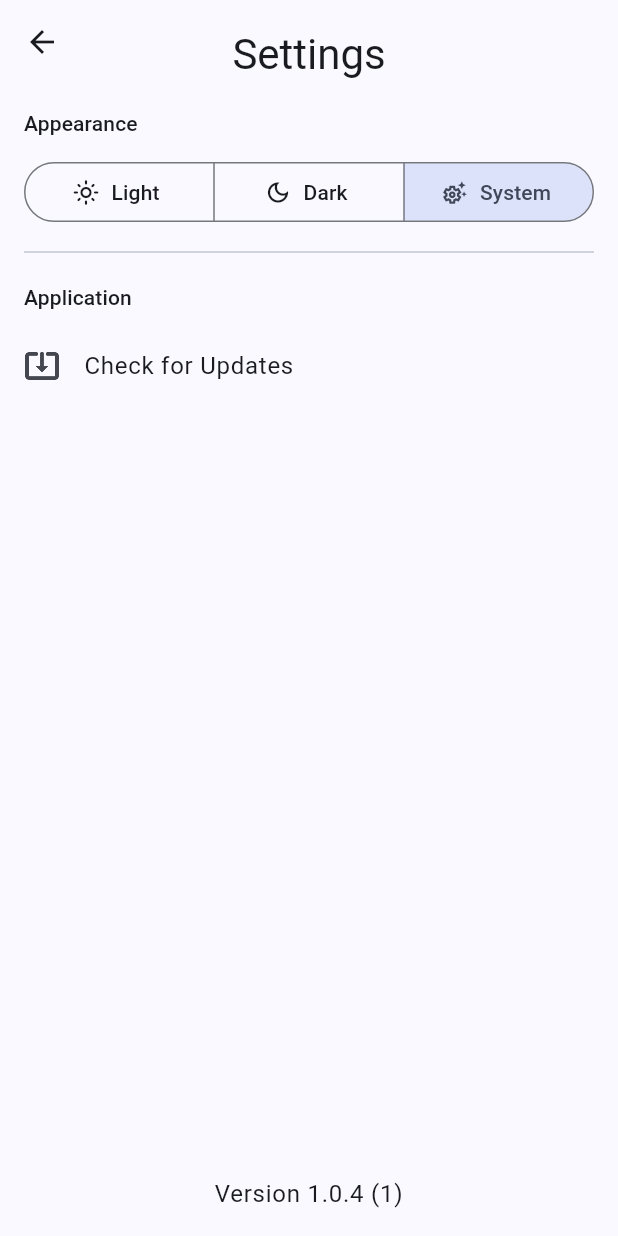
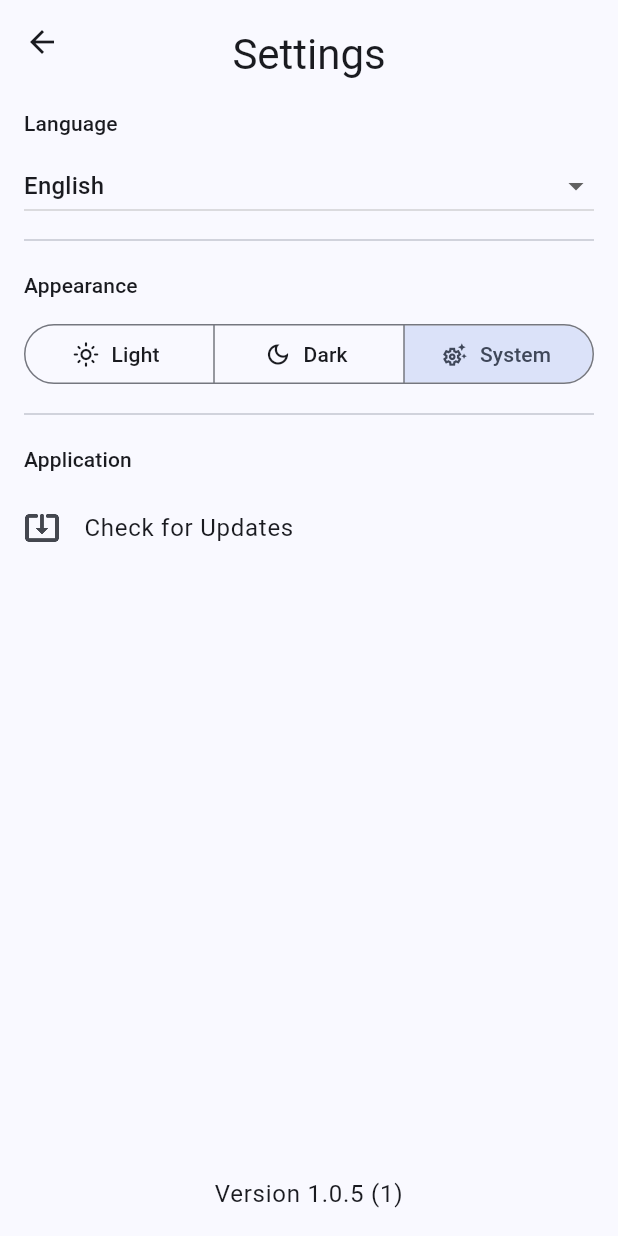
Before and after one commit to FlamingWater35/QuickScan, a Flutter app: the SettingsScreen screen opened directly, on a phone screen of 412 x 824 dp. Run offline on Flutter 3.47's test engine with Material 3 defaults, Android fonts, the phone set to English and light mode, and no system bars; our stand-ins replace device_info_plus, file_picker, flutter_riverpod, image_picker, open_filex, package_info_plus and 2 more; missing offline and left inert: mobile_scanner; accounts and stored records are empty.

Commit message:
Make language persist

```diff
--- a/lib/l10n/app_en.arb
+++ b/lib/l10n/app_en.arb
@@ -3,6 +3,22 @@
     "appTitle": "Simple Scanner",
     "@appTitle": {
         "description": "The title of the application"
+    },
+    "languageSectionTitle": "Language",
+    "@languageSectionTitle": {
+        "description": "For language setting"
+    },
+    "englishLanguage": "English",
+    "@englishLanguage": {
+        "description": "The English language"
+    },
+    "spanishLanguage": "Spanish",
+    "@spanishLanguage": {
+        "description": "The Spanish language"
+    },
+    "chineseLanguage": "Chinese",
+    "@chineseLanguage": {
+        "description": "The Chinese language"
     },
     "scannerTabLabel": "Camera",
     "@scannerTabLabel": {
--- a/lib/l10n/app_localizations.dart
+++ b/lib/l10n/app_localizations.dart
@@ -100,6 +100,30 @@ abstract class AppLocalizations {
   /// In en, this message translates to:
   /// **'Simple Scanner'**
   String get appTitle;
+
+  /// For language setting
+  ///
+  /// In en, this message translates to:
+  /// **'Language'**
+  String get languageSectionTitle;
+
+  /// The English language
+  ///
+  /// In en, this message translates to:
+  /// **'English'**
+  String get englishLanguage;
+
+  /// The Spanish language
+  ///
+  /// In en, this message translates to:
+  /// **'Spanish'**
+  String get spanishLanguage;
+
+  /// The Chinese language
+  ///
+  /// In en, this message translates to:
+  /// **'Chinese'**
+  String get chineseLanguage;
 
   /// Label for the camera tab in the app's navigation
   ///
--- a/lib/l10n/app_localizations_en.dart
+++ b/lib/l10n/app_localizations_en.dart
@@ -10,6 +10,18 @@ class AppLocalizationsEn extends AppLocalizations {
 
   @override
   String get appTitle => 'Simple Scanner';
+
+  @override
+  String get languageSectionTitle => 'Language';
+
+  @override
+  String get englishLanguage => 'English';
+
+  @override
+  String get spanishLanguage => 'Spanish';
+
+  @override
+  String get chineseLanguage => 'Chinese';
 
   @override
   String get scannerTabLabel => 'Camera';
--- a/lib/l10n/app_zh.arb
+++ b/lib/l10n/app_zh.arb
@@ -1,6 +1,10 @@
 {
     "@@locale": "zh",
     "appTitle": "简易扫描器",
+    "languageSectionTitle": "语言",
+    "englishLanguage": "英语",
+    "spanishLanguage": "西班牙语",
+    "chineseLanguage": "中文",
     "scannerTabLabel": "相机",
     "fileTabLabel": "文件",
     "settingsTabLabel": "设置",
--- a/lib/screens/settings_screen.dart
+++ b/lib/screens/settings_screen.dart
@@ -69,12 +69,27 @@ class _SettingsScreenState extends ConsumerState<SettingsScreen> {
     );
   }
 
+  String _getLanguageName(Locale locale, AppLocalizations l10n) {
+    switch (locale.languageCode) {
+      case 'en':
+        return l10n.englishLanguage;
+      case 'es':
+        return l10n.spanishLanguage;
+      case 'zh':
+        return l10n.chineseLanguage;
+      default:
+        return locale.languageCode.toUpperCase();
+    }
+  }
+
   @override
   Widget build(BuildContext context) {
     _log.finer("Building SettingsScreen widget");
     final l10n = AppLocalizations.of(context);
     final theme = Theme.of(context);
     final currentMode = ref.watch(themeProvider);
+    final currentLocale = ref.watch(localeProvider);
+    final supportedLocales = AppLocalizations.supportedLocales;
 
     return Scaffold(
       appBar: AppBar(
@@ -94,6 +109,32 @@ class _SettingsScreenState extends ConsumerState<SettingsScreen> {
               child: ListView(
                 padding: const EdgeInsets.symmetric(vertical: 8.0),
                 children: <Widget>[
+                  Padding(
+                    padding: const EdgeInsets.symmetric(horizontal: 16.0, vertical: 8.0),
+                    child: Text(l10n.languageSectionTitle, style: theme.textTheme.titleSmall),
+                  ),
+                  Padding(
+                    padding: const EdgeInsets.symmetric(horizontal: 16.0),
+                    child: DropdownButton<Locale>(
+                      value: currentLocale,
+                      isExpanded: true,
+                      items: supportedLocales.map((locale) {
+                        final languageName = _getLanguageName(locale, l10n);
+                        return DropdownMenuItem<Locale>(
+                          value: locale,
+                          child: Text(languageName),
+                        );
+                      }).toList(),
+                      onChanged: (Locale? newLocale) {
+                        if (newLocale != null) {
+                          _log.info("Language changed to: ${newLocale.languageCode}");
+                          ref.read(localeProvider.notifier).setLocale(newLocale);
+                        }
+                      },
+                    ),
+                  ),
+                  const Divider(indent: 16, endIndent: 16, height: 24),
+
                   Padding(
                     padding: const EdgeInsets.symmetric(horizontal: 16.0, vertical: 8.0),
                     child: Text(l10n.appearanceSectionTitle, style: theme.textTheme.titleSmall),
--- a/pubspec.yaml
+++ b/pubspec.yaml
@@ -16,7 +16,7 @@ publish_to: 'none' # Remove this line if you wish to publish to pub.dev
 # https://developer.apple.com/library/archive/documentation/General/Reference/InfoPlistKeyReference/Articles/CoreFoundationKeys.html
 # In Windows, build-name is used as the major, minor, and patch parts
 # of the product and file versions while build-number is used as the build suffix.
-version: 1.0.4+1
+version: 1.0.5+1
 
 environment:
   sdk: ^3.7.2
```
Also changed, not shown: lib/l10n/app_localizations_zh.dart (+12 -0 lines), lib/main.dart (+2 -5 lines), lib/providers/providers.dart (+37 -0 lines).
